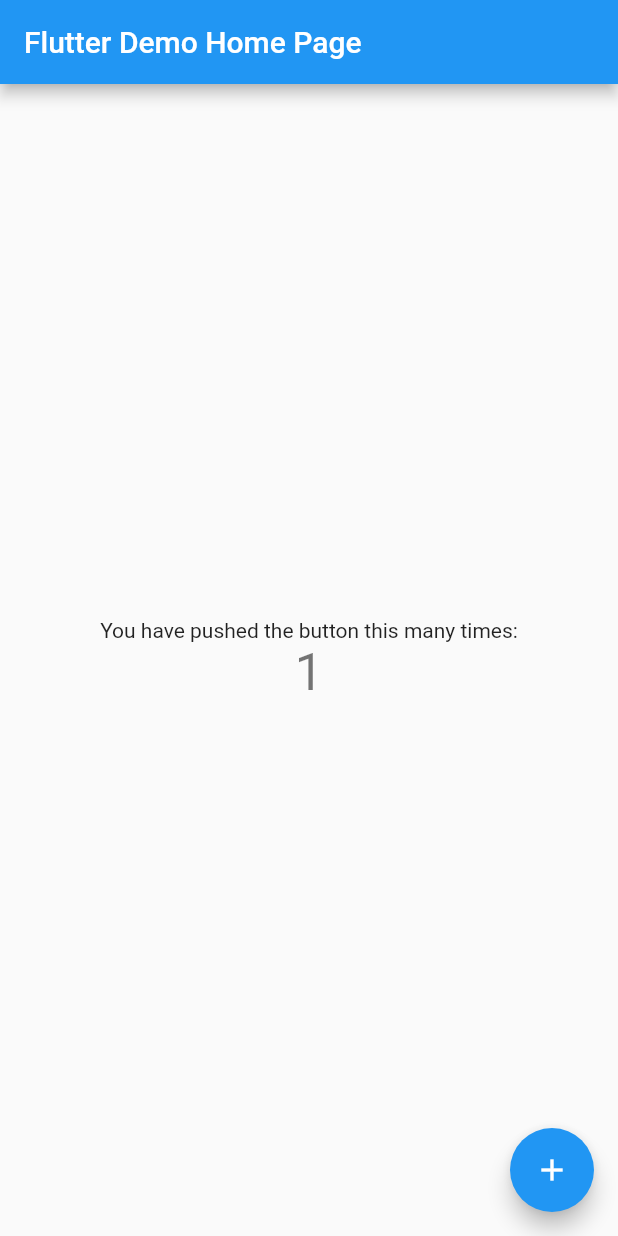
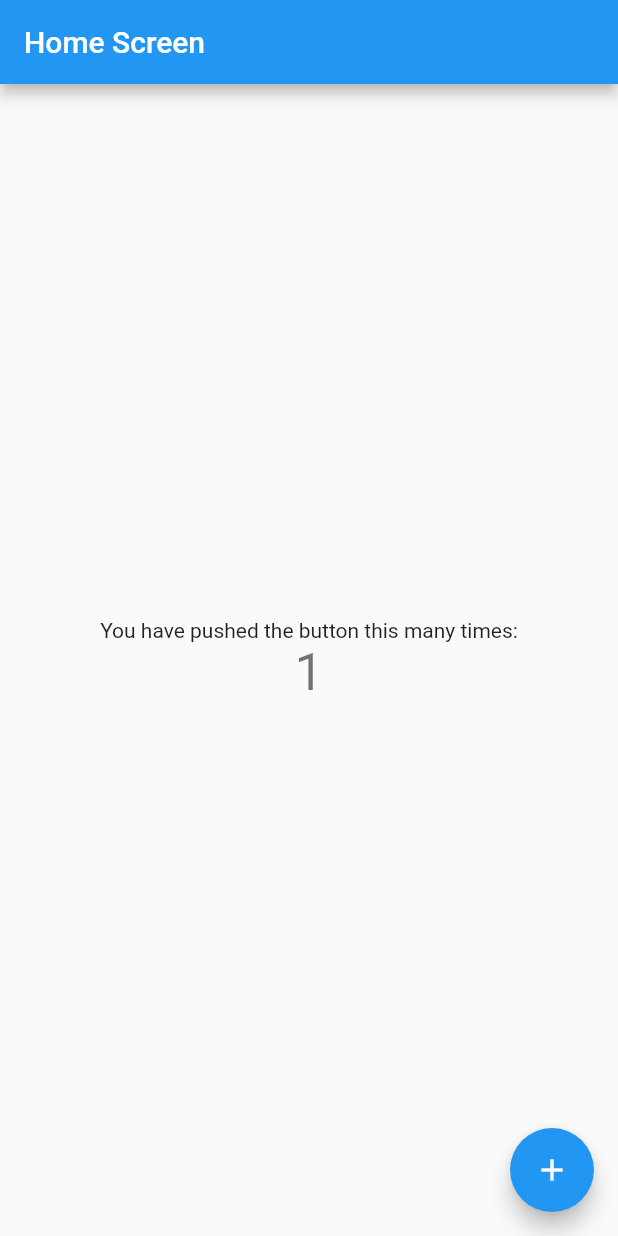
Before and after one commit to abir-1621/mess_manager, a Flutter app: the screen it shows after launch, after a tap on the "add" icon, on a phone screen of 412 x 824 dp. Run offline on Flutter 3.47's test engine with Material 2 defaults, Android fonts, the phone set to English and light mode, and no system bars.

Commit message:
Added Firebase and splash.

```diff
--- a/lib/main.dart
+++ b/lib/main.dart
@@ -24,13 +24,13 @@ class MyApp extends StatelessWidget {
         // is not restarted.
         primarySwatch: Colors.blue,
       ),
-      home: const MyHomePage(title: 'Flutter Demo Home Page'),
+      home:  SplashScreen(),
     );
   }
 }
 
 class MyHomePage extends StatefulWidget {
-  const MyHomePage({Key? key, required this.title}) : super(key: key);
+   const MyHomePage({Key? key, required this.title}) : super(key: key);
 
   // This widget is the home page of your application. It is stateful, meaning
   // that it has a State object (defined below) that contains fields that affect
@@ -46,6 +46,39 @@ class MyHomePage extends StatefulWidget {
   @override
   State<MyHomePage> createState() => _MyHomePageState();
 }
+
+class SplashScreen extends StatefulWidget {
+  @override
+  _SplashScreenState createState() => _SplashScreenState();
+}
+
+class _SplashScreenState extends State<SplashScreen> {
+  @override
+  void initState() {
+    super.initState();
+    Future.delayed(const Duration(seconds: 3), () {
+      Navigator.pushReplacement(
+        context,
+        MaterialPageRoute(
+          builder: (context) => const MyHomePage(title:"Home Screen"),
+        ),
+      );
+    });
+  }
+
+  @override
+  Widget build(BuildContext context) {
+    return const Scaffold(
+      body: Center(
+        child: Text('Splash Screen'),
+      ),
+    );
+  }
+}
+
+
+
+
 
 class _MyHomePageState extends State<MyHomePage> {
   int _counter = 0;
--- a/pubspec.yaml
+++ b/pubspec.yaml
@@ -34,6 +34,7 @@ dependencies:
   # The following adds the Cupertino Icons font to your application.
   # Use with the CupertinoIcons class for iOS style icons.
   cupertino_icons: ^1.0.2
+  cloud_firestore: ^4.3.1
 
 dev_dependencies:
   flutter_test:
```
Also changed, not shown: pubspec.lock, 3 other files.
